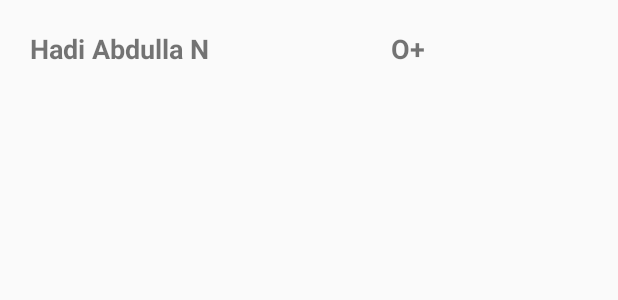
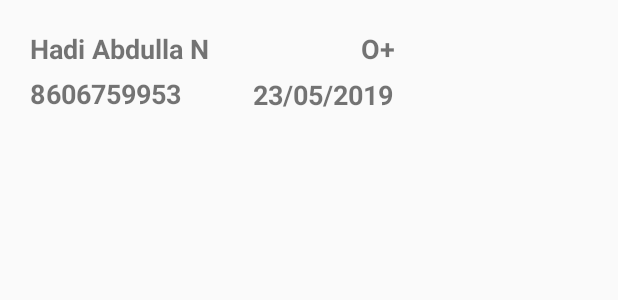
Before and after one commit to hadiabdullan/BloodBank_Gcek, an Android app: the layout single_view.xml on its own in the app's theme, with its tools: preview values and no code run, on a phone screen of 412 x 824 dp. Shown: the top 300 px of the screen. Run offline under Robolectric (Android 15) with nearby library versions, the phone set to English and light mode, and no system bars.

Commit message:
added mobile number and donation date in admin panel

```diff
--- a/app/src/main/java/com/hadi123/www/bloodbankgcek/AdminActivity.java
+++ b/app/src/main/java/com/hadi123/www/bloodbankgcek/AdminActivity.java
@@ -62,7 +62,7 @@ public class AdminActivity extends AppCompatActivity {
         });
 
     }
-
+   //
     private void LoadData(String data) {
         Query query = DataRef.orderByChild("Bloodgroup").startAt(data).endAt(data + "\uf8ff");
 
@@ -72,6 +72,8 @@ public class AdminActivity extends AppCompatActivity {
             protected void onBindViewHolder(@NonNull MyViewHolder holder, int position, @NonNull Users model) {
                 holder.nametext_single.setText(model.getName());
                 holder.bloodtext_sinle.setText(model.getBloodgroup());
+                holder.mobilenumber_single.setText(model.getMobile_number());
+                holder.donation_single.setText(model.getDonation());
             }
 
             @NonNull
--- a/app/src/main/java/com/hadi123/www/bloodbankgcek/MainActivity.java
+++ b/app/src/main/java/com/hadi123/www/bloodbankgcek/MainActivity.java
@@ -49,7 +49,7 @@ public class MainActivity extends AppCompatActivity {
                 email.setText(mail);
                 String dobe =dataSnapshot.child("users").child(auth.getCurrentUser().getUid()).child("DateofBirth").getValue().toString();
                 dob.setText(dobe);
-                String mobile =dataSnapshot.child("users").child(auth.getCurrentUser().getUid()).child("mobile number").getValue().toString();
+                String mobile =dataSnapshot.child("users").child(auth.getCurrentUser().getUid()).child("mobile_number").getValue().toString();
                 mob.setText(mobile);
                 String bloodg =dataSnapshot.child("users").child(auth.getCurrentUser().getUid()).child("Bloodgroup").getValue().toString();
                 blood.setText(bloodg);
--- a/app/src/main/java/com/hadi123/www/bloodbankgcek/MyViewHolder.java
+++ b/app/src/main/java/com/hadi123/www/bloodbankgcek/MyViewHolder.java
@@ -10,9 +10,14 @@ class MyViewHolder extends RecyclerView.ViewHolder {
 
     TextView nametext_single;
     TextView bloodtext_sinle;
+    TextView mobilenumber_single;
+    TextView donation_single;
     public MyViewHolder(@NonNull View itemView) {
         super(itemView);
         nametext_single=itemView.findViewById(R.id.nametext_single1);
         bloodtext_sinle=itemView.findViewById(R.id.bloodtext_single1);
+        mobilenumber_single=itemView.findViewById(R.id.mobiletext_single1);
+        donation_single=itemView.findViewById(R.id.donaationtext_single1);
+
     }
 }
--- a/app/src/main/java/com/hadi123/www/bloodbankgcek/RegisterActivity.java
+++ b/app/src/main/java/com/hadi123/www/bloodbankgcek/RegisterActivity.java
@@ -200,7 +200,7 @@ public class RegisterActivity extends AppCompatActivity {
                     public void onComplete(@NonNull Task<AuthResult> task) {
                         if (task.isSuccessful()) {
                             reff.child("users").child(auth.getCurrentUser().getUid()).child("name").setValue(username);
-                            reff.child("users").child(auth.getCurrentUser().getUid()).child("mobile number").setValue(mobile);
+                            reff.child("users").child(auth.getCurrentUser().getUid()).child("mobile_number").setValue(mobile);
                             reff.child("users").child(auth.getCurrentUser().getUid()).child("Password").setValue(password);
                             reff.child("users").child(auth.getCurrentUser().getUid()).child("DateofBirth").setValue(dateOfBirth);
                             reff.child("users").child(auth.getCurrentUser().getUid()).child("height").setValue(height);
--- a/app/src/main/res/layout/activity_main.xml
+++ b/app/src/main/res/layout/activity_main.xml
@@ -58,7 +58,6 @@
                     android:layout_height="wrap_content"
                     android:text="23/05/1997"
                     android:drawablePadding="10dp"
-
                     android:drawableLeft="@drawable/ic_date_range_black_24dp"
                     android:textSize="18sp"
                     android:padding="10dp"
--- a/app/src/main/res/layout/single_view.xml
+++ b/app/src/main/res/layout/single_view.xml
@@ -1,12 +1,14 @@
 <?xml version="1.0" encoding="utf-8"?>
 <RelativeLayout xmlns:android="http://schemas.android.com/apk/res/android"
-    android:layout_width="match_parent" android:layout_height="wrap_content">
+    android:layout_width="match_parent"
+    android:layout_height="wrap_content">
 
     <TextView
         android:id="@+id/nametext_single1"
         android:layout_width="225dp"
         android:layout_height="wrap_content"
-        android:padding="20dp"
+        android:paddingLeft="20dp"
+        android:paddingTop="20dp"
         android:text="Hadi Abdulla N"
         android:textAlignment="textStart"
         android:textSize="18sp"
@@ -18,10 +20,40 @@
         android:layout_height="wrap_content"
         android:layout_marginStart="15dp"
         android:layout_toEndOf="@+id/nametext_single1"
-        android:padding="20dp"
+        android:paddingTop="20dp"
         android:text="O+"
         android:textAlignment="textStart"
         android:textSize="18sp"
         android:textStyle="bold" />
 
+
+    <TextView
+        android:id="@+id/mobiletext_single1"
+        android:layout_width="140dp"
+        android:layout_height="wrap_content"
+        android:layout_below="@+id/nametext_single1"
+        android:layout_alignParentBottom="false"
+        android:layout_marginTop="5dp"
+        android:paddingLeft="20dp"
+        android:paddingBottom="10dp"
+        android:text="8606759953"
+        android:textAlignment="textStart"
+        android:textSize="18sp"
+        android:textStyle="bold" />
+
+    <TextView
+        android:id="@+id/donaationtext_single1"
+        android:layout_width="112dp"
+        android:layout_height="wrap_content"
+        android:layout_below="@+id/bloodtext_single1"
+        android:layout_alignParentBottom="false"
+        android:layout_marginStart="10dp"
+        android:layout_marginTop="6dp"
+        android:layout_toEndOf="@+id/mobiletext_single1"
+        android:paddingLeft="2dp"
+        android:paddingBottom="10dp"
+        android:text="23/05/2019"
+        android:textAlignment="textEnd"
+        android:textSize="18sp"
+        android:textStyle="bold" />
 </RelativeLayout>
```
Also changed, not shown: app/src/main/java/com/hadi123/www/bloodbankgcek/Users.java (+21 -1 lines).
